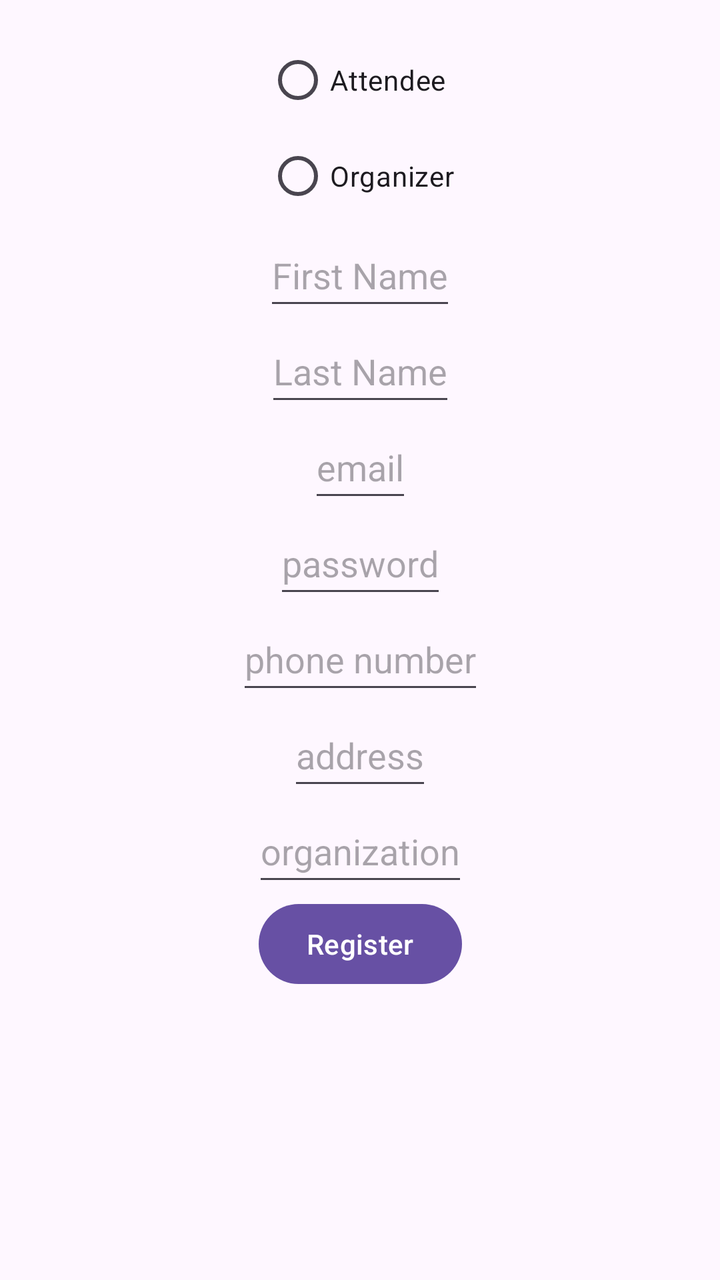
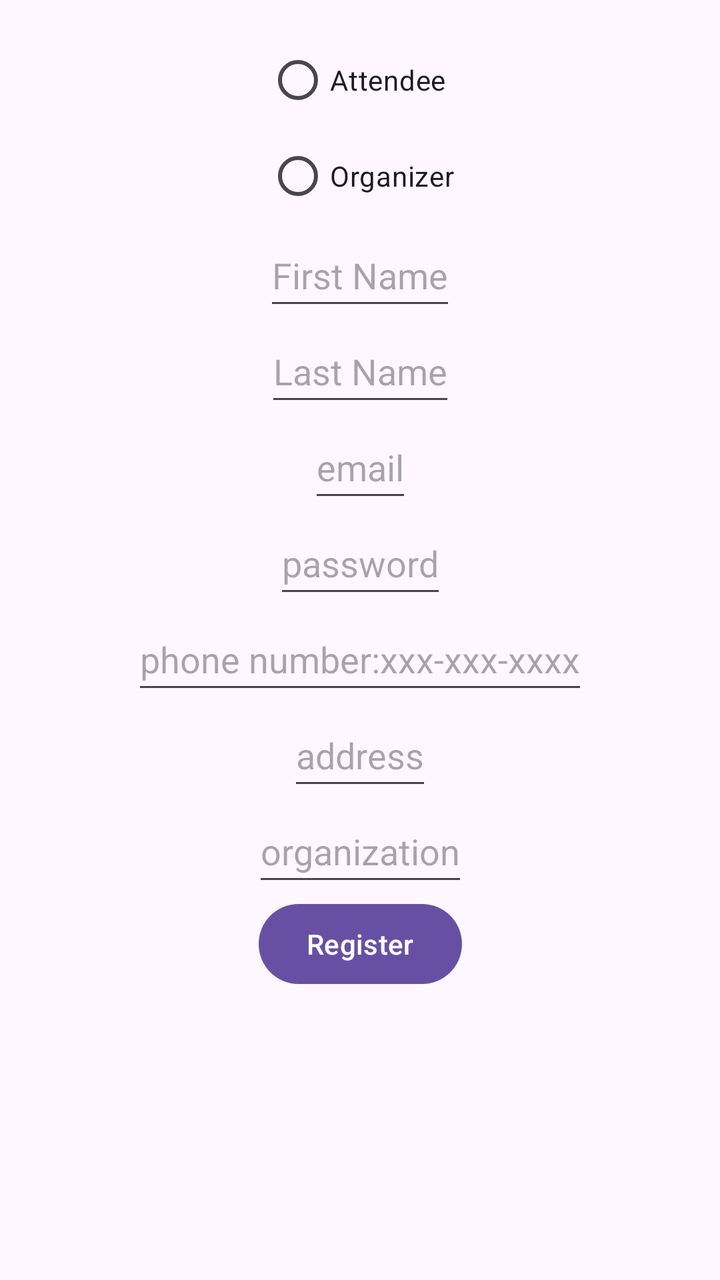

Before-and-after screenshots of an Android layout around one commit, followed by the original layout XML and the change that was made.
<!-- AndroidManifest.xml: application theme Theme.Projectgroup32 -->
<!-- res/layout/activity_register.xml -->
<?xml version="1.0" encoding="utf-8"?>
<androidx.constraintlayout.widget.ConstraintLayout xmlns:android="http://schemas.android.com/apk/res/android"
    xmlns:app="http://schemas.android.com/apk/res-auto"
    xmlns:tools="http://schemas.android.com/tools"
    android:id="@+id/register"
    android:padding="16dp"
    android:layout_width="match_parent"
    android:layout_height="match_parent">


    <RadioGroup
        android:id="@+id/radioGroup"
        android:layout_width="wrap_content"
        android:layout_height="wrap_content"
        app:layout_constraintStart_toStartOf="parent"
        app:layout_constraintEnd_toEndOf="parent"
        app:layout_constraintTop_toTopOf="parent">

        <RadioButton
            android:id="@+id/attendeeRB"
            android:layout_width="wrap_content"
            android:layout_height="wrap_content"
            app:layout_constraintStart_toStartOf="parent"
            app:layout_constraintEnd_toEndOf="parent"
            android:text="Attendee" />

        <RadioButton
            android:id="@+id/organizerRB"
            android:layout_width="wrap_content"
            android:layout_height="wrap_content"
            app:layout_constraintStart_toStartOf="parent"
            app:layout_constraintEnd_toEndOf="parent"
            android:text="Organizer"/>

    </RadioGroup>

    <EditText
        android:id="@+id/firstname"
        android:layout_width="wrap_content"
        android:layout_height="wrap_content"
        android:hint="First Name"
        android:inputType="text"
        android:minHeight="48dp"
        app:layout_constraintEnd_toEndOf="parent"
        app:layout_constraintStart_toStartOf="parent"
        app:layout_constraintTop_toBottomOf="@+id/radioGroup" />

    <EditText
        android:id="@+id/lastname"
        android:layout_width="wrap_content"
        android:layout_height="wrap_content"
        android:hint="Last Name"
        android:inputType="text"
        android:minHeight="48dp"
        app:layout_constraintStart_toStartOf="parent"
        app:layout_constraintEnd_toEndOf="parent"
        app:layout_constraintTop_toBottomOf="@+id/firstname" />

    <EditText
        android:id="@+id/email"
        android:layout_width="wrap_content"
        android:layout_height="wrap_content"
        android:hint="email"
        android:inputType="textEmailAddress"
        android:minHeight="48dp"
        app:layout_constraintEnd_toEndOf="parent"
        app:layout_constraintStart_toStartOf="parent"
        app:layout_constraintTop_toBottomOf="@+id/lastname" />

    <EditText
        android:id="@+id/password"
        android:layout_width="wrap_content"
        android:layout_height="wrap_content"
        android:hint="password"
        android:inputType="textPassword"
        android:minHeight="48dp"
        app:layout_constraintEnd_toEndOf="parent"
        app:layout_constraintStart_toStartOf="parent"
        app:layout_constraintTop_toBottomOf="@+id/email" />


    <EditText
        android:id="@+id/phone_number"
        android:layout_width="wrap_content"
        android:layout_height="wrap_content"
        android:hint="phone number"
        android:inputType="phone"
        android:minHeight="48dp"
        app:layout_constraintEnd_toEndOf="parent"
        app:layout_constraintStart_toStartOf="parent"
        app:layout_constraintTop_toBottomOf="@+id/password" />

    <EditText
        android:id="@+id/address"
        android:layout_width="wrap_content"
        android:layout_height="wrap_content"
        android:hint="address"
        android:inputType="text"
        android:minHeight="48dp"
        app:layout_constraintEnd_toEndOf="parent"
        app:layout_constraintStart_toStartOf="parent"
        app:layout_constraintTop_toBottomOf="@+id/phone_number" />

    <EditText
        android:id="@+id/organization"
        android:layout_width="wrap_content"
        android:layout_height="wrap_content"
        android:hint="organization"
        android:inputType="text"
        android:minHeight="48dp"
        app:layout_constraintEnd_toEndOf="parent"
        app:layout_constraintStart_toStartOf="parent"
        app:layout_constraintTop_toBottomOf="@+id/address" />

    <Button
        android:id="@+id/register_submit"
        android:layout_width="wrap_content"
        android:layout_height="wrap_content"
        android:text="Register"
        app:layout_constraintEnd_toEndOf="parent"
        app:layout_constraintStart_toStartOf="parent"
        app:layout_constraintTop_toBottomOf="@+id/organization" />


</androidx.constraintlayout.widget.ConstraintLayout>
<!-- resources referenced by this layout -->
<resources>
  <style name="Theme.Projectgroup32" parent="Base.Theme.Projectgroup32" />
  <style name="Base.Theme.Projectgroup32" parent="Theme.Material3.DayNight.NoActionBar">
          
          
      </style>
</resources>

<!-- the commit's change to res/layout/activity_register.xml (unified diff, before → after) -->
@@ -83,7 +83,7 @@
         android:id="@+id/phone_number"
         android:layout_width="wrap_content"
         android:layout_height="wrap_content"
-        android:hint="phone number"
+        android:hint="phone number:xxx-xxx-xxxx"
         android:inputType="phone"
         android:minHeight="48dp"
         app:layout_constraintEnd_toEndOf="parent"
